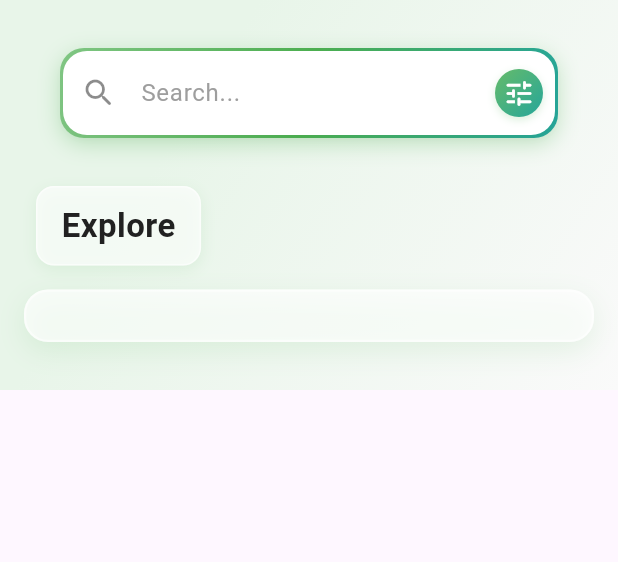
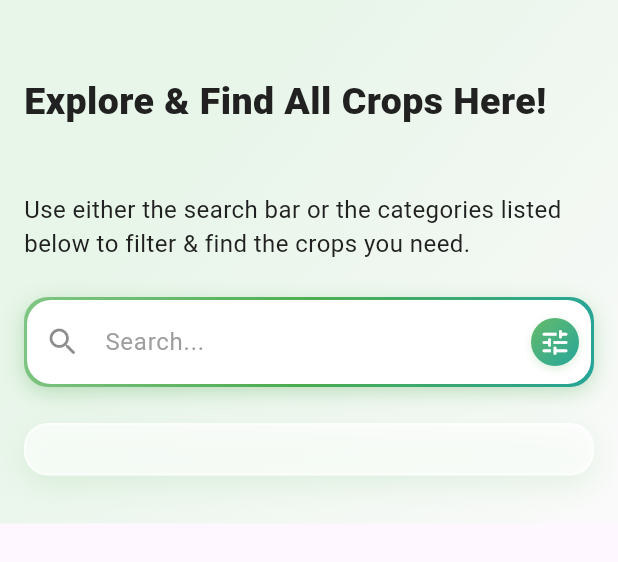
Before and after one commit to Ivan-6332/FreshtrackSL, a Flutter app: the ExploreTab widget shown alone on an empty page, opened directly, on a phone screen of 412 x 824 dp. Shown: the top 562 px of the screen. Run offline on Flutter 3.47's test engine with Material 3 defaults, Android fonts, the phone set to English and light mode, and no system bars; our stand-ins replace flutter_dotenv, flutter_secure_storage, shared_preferences, supabase_flutter; accounts and stored records are empty; network calls fail.

Commit message:
Update explore_tab.dart

```diff
--- a/Frontend/lib/tabs/explore_tab.dart
+++ b/Frontend/lib/tabs/explore_tab.dart
@@ -165,10 +165,53 @@ class _ExploreTabState extends State<ExploreTab>
                           child: Column(
                             crossAxisAlignment: CrossAxisAlignment.start,
                             children: [
+
+                              const SizedBox(height: 24),
+
+                              // Explore title with enhanced styling
+                              Padding(
+                                padding:
+                                const EdgeInsets.fromLTRB(16, 16, 0, 0),
+                                child: Container(
+                                  padding: const EdgeInsets.symmetric(
+                                      vertical: 10, horizontal: 0),
+
+                                  child: Text(
+                                    'Explore & Find All Crops Here!',
+                                    style: TextStyle(
+                                      fontSize: 25,
+                                      fontWeight: FontWeight.w800,
+                                      color: _darkText,
+                                      letterSpacing: 0.3,
+                                    ),
+                                  ),
+                                ),
+                              ),
+
+                              const SizedBox(height: 16),
+
+                              Padding(
+                                padding:
+                                const EdgeInsets.fromLTRB(16, 16, 24, 0),
+                                  child: Container(
+                                    child: Text(
+                                      'Use either the search bar or the categories listed below to filter & find the crops you need.',
+                                      style: TextStyle(
+                                        fontSize: 16,
+                                        fontWeight: FontWeight.w400,
+                                        color: _darkText,
+                                        letterSpacing: 0.3,
+                                      ),
+                                    ),
+                                  ),
+                              ),
+
+                              const SizedBox(height: 16),
+
                               // Search bar without background container
                               Padding(
                                 padding:
-                                    const EdgeInsets.fromLTRB(24, 24, 24, 0),
+                                    const EdgeInsets.fromLTRB(0, 0, 0, 0),
                                 child: Theme(
                                   data: Theme.of(context).copyWith(
                                     primaryColor: _primaryGreen,
@@ -179,42 +222,6 @@ class _ExploreTabState extends State<ExploreTab>
                                     ),
                                   ),
                                   child: const SearchBarWithProfile(),
-                                ),
-                              ),
-
-                              const SizedBox(height: 24),
-
-                              // Explore title with enhanced styling
-                              Padding(
-                                padding:
-                                    const EdgeInsets.fromLTRB(24, 0, 24, 0),
-                                child: Container(
-                                  padding: const EdgeInsets.symmetric(
-                                      vertical: 10, horizontal: 16),
-                                  decoration: BoxDecoration(
-                                    color: Colors.white.withOpacity(0.7),
-                                    borderRadius: BorderRadius.circular(12),
-                                    boxShadow: [
-                                      BoxShadow(
-                                        color: _primaryGreen.withOpacity(0.1),
-                                        blurRadius: 8,
-                                        offset: const Offset(0, 3),
-                                      ),
-                                    ],
-                                    border: Border.all(
-                                      color: Colors.white.withOpacity(0.5),
-                                      width: 1,
-                                    ),
-                                  ),
-                                  child: Text(
-                                    'Explore',
-                                    style: TextStyle(
-                                      fontSize: 22,
-                                      fontWeight: FontWeight.bold,
-                                      color: _darkText,
-                                      letterSpacing: 0.3,
-                                    ),
-                                  ),
                                 ),
                               ),
 
```
